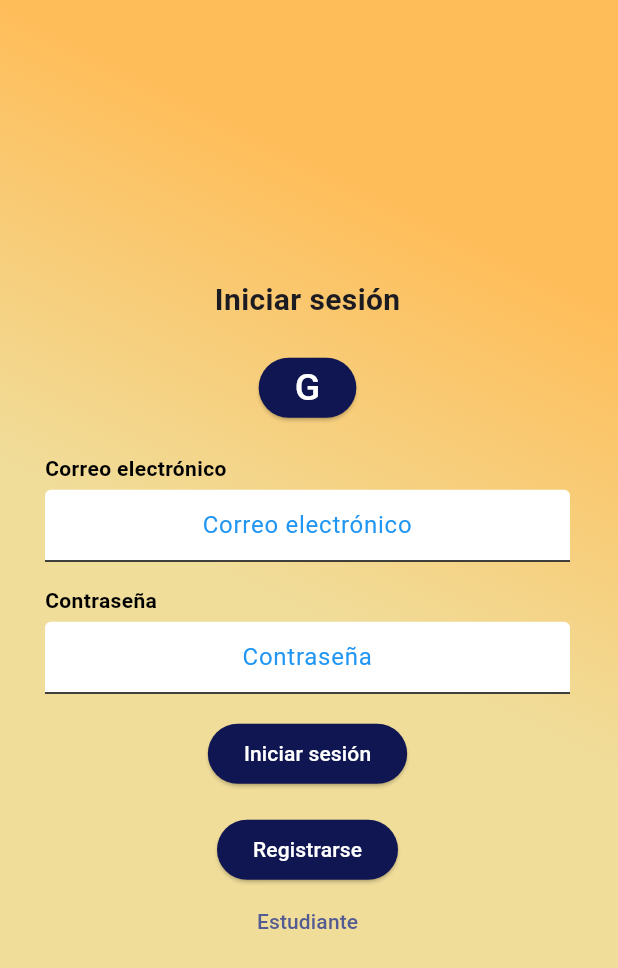
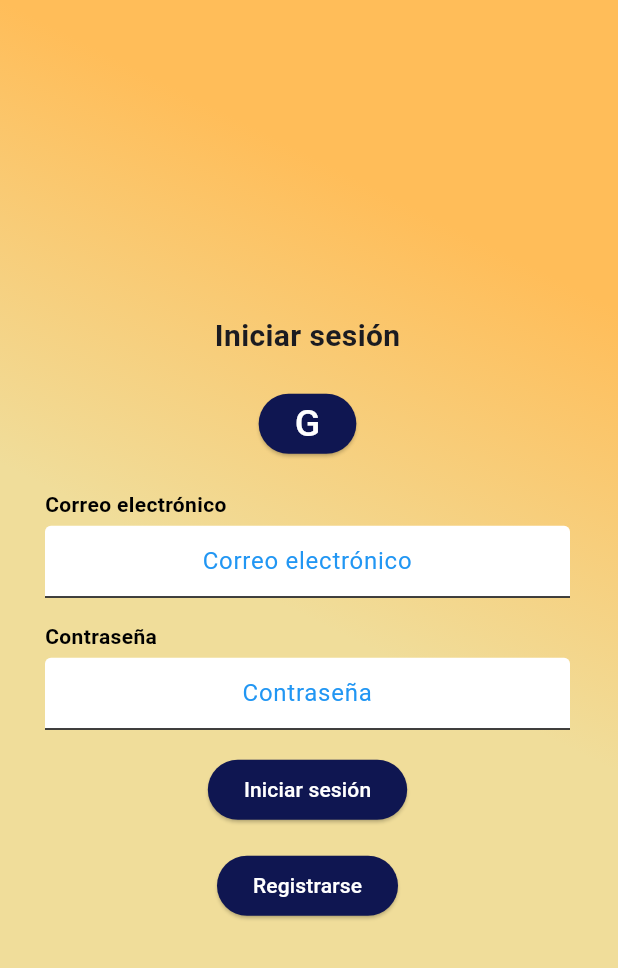
Before and after one commit to Jncr22/flutter-eventview-app, a Flutter app: the screen it shows after launch, after a tap on "Iniciar", after a tap on "Iniciar sesión", on a phone screen of 412 x 824 dp. Shown: the top 968 px of the screen. Run offline on Flutter 3.47's test engine with Material 3 defaults, Android fonts, the phone set to English and light mode, and no system bars; our stand-ins replace camera, cloud_firestore, firebase_auth, firebase_core, firebase_storage, flutter_pw_validator and 4 more; accounts and stored records are empty; network calls fail.

Commit message:
feat - se agregaron los snackbar faltantes

```diff
--- a/lib/presentation/screens/login_screen.dart
+++ b/lib/presentation/screens/login_screen.dart
@@ -31,17 +31,21 @@ class LoginScreen extends StatelessWidget {
           } else if (category == 'Profesor') {
             context.goNamed('lobby');
           } else {
-            print('Categoría de usuario desconocida');
+            //print('Categoría de usuario desconocida');
           }
         } else {
-          print('No se pudo obtener la categoría del usuario');
+          //print('No se pudo obtener la categoría del usuario');
         }
       }
     } on FirebaseAuthException catch (e) {
       if (e.code == 'user-not-found') {
-        print('No se encontró ningún usuario con ese correo electrónico.');
+        ScaffoldMessenger.of(context).showSnackBar(
+          const SnackBar(content: Text('No se encontró ningún usuario con ese correo electrónico.')),
+        );
       } else if (e.code == 'wrong-password') {
-        print('La contraseña proporcionada es incorrecta.');
+        ScaffoldMessenger.of(context).showSnackBar(
+          const SnackBar(content: Text('La contraseña proporcionada es incorrecta.')),
+        );
       }
     }
   }
@@ -82,11 +86,11 @@ class LoginScreen extends StatelessWidget {
                       } else if (category == 'Profesor') {
                         context.goNamed('lobby');
                       } else {
-                        print('Categoría de usuario desconocida');
+                        //print('Categoría de usuario desconocida');
                         // Opcional: Navegar a una pantalla de error o de configuración
                       }
                     } else {
-                      print('No se pudo obtener la categoría del usuario');
+                      //print('No se pudo obtener la categoría del usuario');
                       // Opcional: Navegar a una pantalla de error o de configuración
                     }
                   }
@@ -135,12 +139,6 @@ class LoginScreen extends StatelessWidget {
                 },
                 child: const Text('Registrarse'),
               ),
-              TextButton(
-                onPressed: () {
-                  context.goNamed('lobbyStudent');
-                },
-                child: const Text('Estudiante'),
-              ),
             ],
           ),
         ),
--- a/lib/presentation/screens/student/settings/setting_account_screen.dart
+++ b/lib/presentation/screens/student/settings/setting_account_screen.dart
@@ -102,6 +102,11 @@ class _SettingAccountViewState extends State<SettingAccountView> {
                           ),
                           const SizedBox(height: 16.0),
                           ElevatedButton(
+                            style: ElevatedButton.styleFrom(
+                              backgroundColor:
+                                  const Color.fromRGBO(15, 22, 81, 1),
+                              foregroundColor: Colors.white,
+                            ),
                             onPressed: () => _updateUserProfile(),
                             child: const Text('Guardar cambios'),
                           ),
--- a/lib/presentation/screens/student/settings/setting_profile_screen.dart
+++ b/lib/presentation/screens/student/settings/setting_profile_screen.dart
@@ -136,6 +136,11 @@ class _SettingProfileViewState extends State<SettingProfileView> {
                           ),
                           const SizedBox(height: 16.0),
                           ElevatedButton(
+                            style: ElevatedButton.styleFrom(
+                              backgroundColor:
+                                  const Color.fromRGBO(15, 22, 81, 1),
+                              foregroundColor: Colors.white,
+                            ),
                             onPressed: () => _updateUserProfile(),
                             child: const Text('Guardar cambios'),
                           ),
```
Also changed, not shown: lib/presentation/screens/register_screen.dart (+6 -6 lines).
